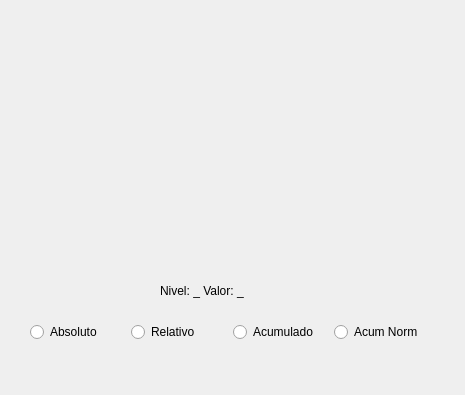
First picture: the form in Imagen/histograma.ui, repository AlexAlmenara/ashot1, before the edit.
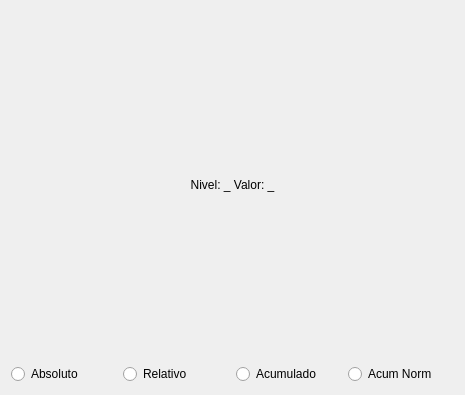
Second picture: the form after the edit.

Diff of the .ui file:
```diff
--- a/Imagen/histograma.ui
+++ b/Imagen/histograma.ui
@@ -13,28 +13,21 @@
   <property name="windowTitle">
    <string>Form</string>
   </property>
+  <layout class="QVBoxLayout" name="verticalLayout">
+   <item>
+    <layout class="QHBoxLayout" name="hLayoutFunction"/>
+   </item>
+   <item>
   <widget class="QLabel" name="labelPunto">
-   <property name="geometry">
-    <rect>
-     <x>160</x>
-     <y>280</y>
-     <width>221</width>
-     <height>21</height>
-    </rect>
-   </property>
    <property name="text">
     <string>Nivel: _ Valor: _</string>
    </property>
-  </widget>
-  <widget class="QWidget" name="layoutWidget">
-   <property name="geometry">
-    <rect>
-     <x>30</x>
-     <y>320</y>
-     <width>399</width>
-     <height>24</height>
-    </rect>
-   </property>
+     <property name="alignment">
+      <set>Qt::AlignCenter</set>
+     </property>
+    </widget>
+   </item>
+   <item>
    <layout class="QHBoxLayout" name="horizontalLayout_2">
     <item>
      <widget class="QRadioButton" name="radioButtonAbs">
@@ -65,7 +58,8 @@
      </widget>
     </item>
    </layout>
-  </widget>
+   </item>
+  </layout>
  </widget>
  <resources/>
  <connections/>
```
Lines whose indentation alone changed are shown as unchanged.
